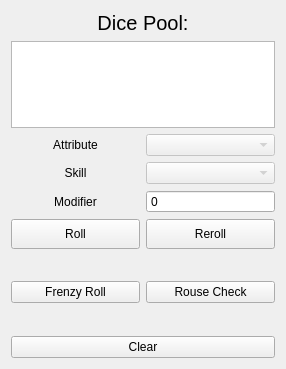
Pkow1999/Vampire-The-Masquerade-v5-Character-Sheet-for-Android, file diceroller.ui: the form before one commit.
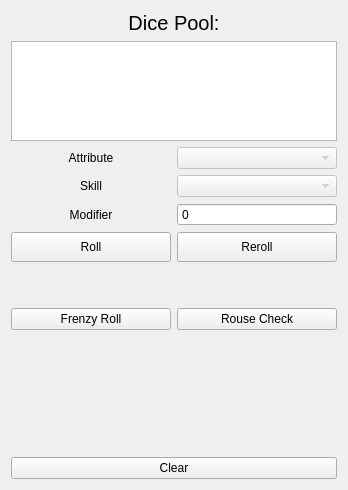
The form after the commit.

```diff
--- a/diceroller.ui
+++ b/diceroller.ui
@@ -6,8 +6,8 @@
    <rect>
     <x>0</x>
     <y>0</y>
-    <width>286</width>
-    <height>369</height>
+    <width>348</width>
+    <height>490</height>
    </rect>
   </property>
   <property name="sizePolicy">
```
